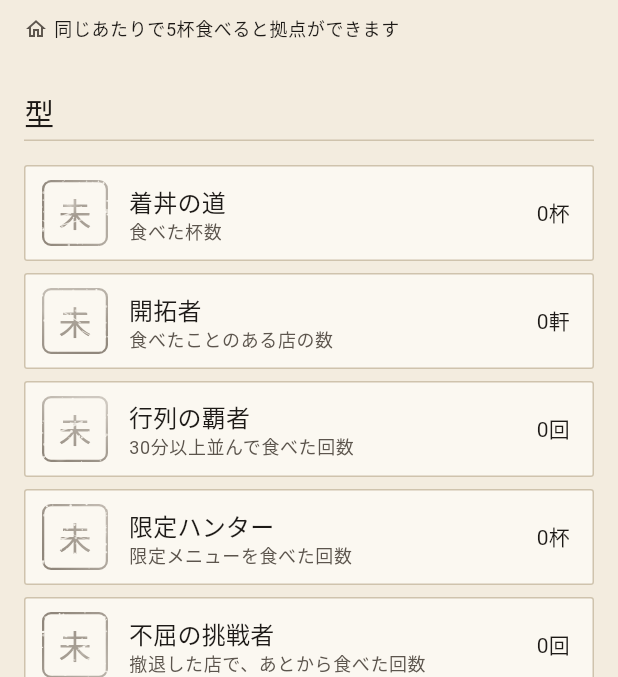
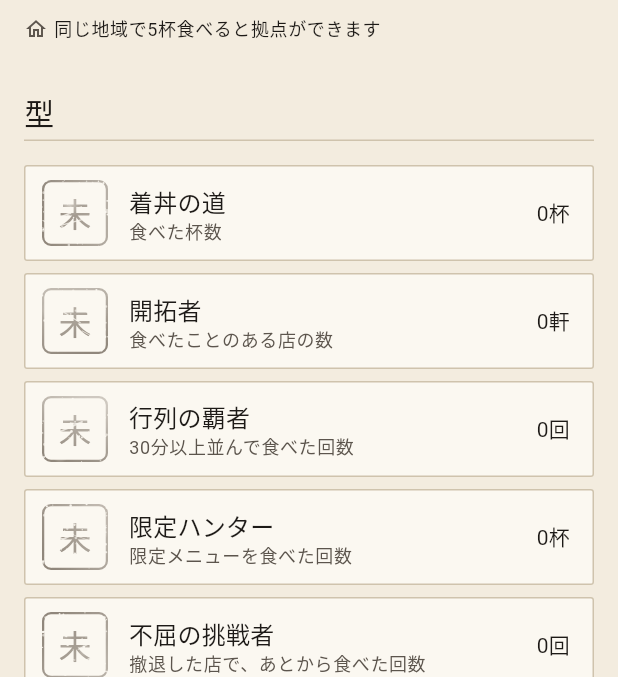
Before and after one commit to aiandrox/chakudon-quest, a Flutter app: the ShugyoScreen screen opened directly, on a phone screen of 412 x 824 dp, the part 144-821 px from its top. Run offline on Flutter 3.47's test engine with Material 3 defaults, Android fonts, the phone set to English and light mode, and no system bars; our stand-ins replace drift, drift_flutter, flutter_local_notifications, flutter_map, flutter_riverpod, geolocator and 4 more; missing offline and left inert: exif, file_selector; accounts and stored records are empty; generated files the repository leaves out were written again; network calls fail; Roboto replaces fonts that are missing (ShipporiMincho, YujiSyuku).

Commit message:
「同じあたり」を「同じ地域」にする (#143)
Co-authored-by: Claude Opus 5.5 <noreply@anthropic.com>

```diff
--- a/lib/features/map/journey.dart
+++ b/lib/features/map/journey.dart
@@ -50,11 +50,11 @@ double journeyKilometers(List<JourneyStop> stops) {
 /// 遠征とみなす、拠点からの距離。
 const expeditionKilometers = 20;
 
-/// 拠点とみなす「同じあたり」の広さ（半径）と、そこで食べた杯数。
+/// 拠点とみなす「同じ地域」の広さ（半径）と、そこで食べた杯数。
 const homeBaseKilometers = 2;
 const homeBaseBowls = 5;
 
-/// 拠点。同じあたり（[homeBaseKilometers]以内）で[homeBaseBowls]杯以上食べると、そこが拠点になる。
+/// 拠点。同じ地域（[homeBaseKilometers]以内）で[homeBaseBowls]杯以上食べると、そこが拠点になる。
 class HomeBase {
   const HomeBase({
     required this.shop,
--- a/lib/features/quests/quests.dart
+++ b/lib/features/quests/quests.dart
@@ -172,7 +172,7 @@ const quests = <Quest>[
     id: 'home_base',
     kind: QuestKind.spot,
     title: '拠点を構える',
-    description: '同じあたり（2km以内）で5杯食べて、拠点をつくる',
+    description: '同じ地域（2km以内）で5杯食べて、拠点をつくる',
     unit: '回',
     thresholds: [1],
     count: _homeBaseCount,
--- a/lib/l10n/app_ja.arb
+++ b/lib/l10n/app_ja.arb
@@ -351,7 +351,7 @@
   "journeyExpeditionsNone": "拠点から20km以上離れた店で食べた日が、遠征として並びます",
   "homeBaseLine": "今の拠点: {shop}のあたり（{bowls}杯）",
   "@homeBaseLine": {"placeholders": {"shop": {"type": "String"}, "bowls": {"type": "int"}}},
-  "homeBaseNone": "同じあたりで{bowls}杯食べると拠点ができます",
+  "homeBaseNone": "同じ地域で{bowls}杯食べると拠点ができます",
   "@homeBaseNone": {"placeholders": {"bowls": {"type": "int"}}},
   "homeBaseSealChar": "拠",
   "homeBasePinLabel": "今の拠点（{shop}のあたり）",
--- a/lib/l10n/app_localizations.dart
+++ b/lib/l10n/app_localizations.dart
@@ -1273,7 +1273,7 @@ abstract class AppLocalizations {
   /// No description provided for @homeBaseNone.
   ///
   /// In ja, this message translates to:
-  /// **'同じあたりで{bowls}杯食べると拠点ができます'**
+  /// **'同じ地域で{bowls}杯食べると拠点ができます'**
   String homeBaseNone(int bowls);
 
   /// No description provided for @homeBaseSealChar.
--- a/lib/l10n/app_localizations_ja.dart
+++ b/lib/l10n/app_localizations_ja.dart
@@ -684,7 +684,7 @@ class AppLocalizationsJa extends AppLocalizations {
 
   @override
   String homeBaseNone(int bowls) {
-    return '同じあたりで$bowls杯食べると拠点ができます';
+    return '同じ地域で$bowls杯食べると拠点ができます';
   }
 
   @override
```
Also changed, not shown: 3 other files.
